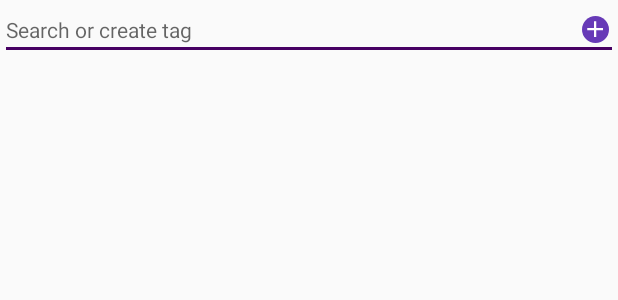
After one commit to liueq/Keyper, an Android app: the layout dialog_choose_tag.xml on its own in the app's theme, with its tools: preview values and no code run, on a phone screen of 412 x 824 dp. The commit adds this screen. Shown: the top 300 px of the screen. Run offline under Robolectric (Android 15) with nearby library versions, the phone set to English and light mode, and no system bars.

Commit message:
TagDialog 布局完成，还未添加功能

```diff
--- /dev/null
+++ b/app/src/main/res/layout/dialog_choose_tag.xml
@@ -0,0 +1,48 @@
+<?xml version="1.0" encoding="utf-8"?>
+<LinearLayout xmlns:android="http://schemas.android.com/apk/res/android"
+              xmlns:tools="http://schemas.android.com/tools"
+              android:orientation="vertical"
+              android:layout_width="match_parent"
+              android:layout_height="match_parent">
+
+    <LinearLayout
+        android:id="@+id/ll_container"
+        android:layout_width="match_parent"
+        android:layout_height="360dp"
+        android:orientation="vertical">
+
+        <RelativeLayout
+            android:layout_width="match_parent"
+            android:layout_height="wrap_content">
+
+            <EditText
+                android:id="@+id/et_tag"
+                android:layout_width="match_parent"
+                android:layout_height="wrap_content"
+                android:layout_centerInParent="true"
+                android:textSize="@dimen/body_1_regular"
+                android:maxLines="1"
+                android:hint="@string/choose_tag_hint"/>
+
+            <ImageView
+                android:id="@+id/iv_add_tag"
+                android:layout_width="wrap_content"
+                android:layout_height="wrap_content"
+                android:layout_alignParentRight="true"
+                android:layout_centerVertical="true"
+                android:layout_marginLeft="6dp"
+                android:layout_marginRight="6dp"
+                android:src="@mipmap/ic_add_white_18dp"
+                android:background="@drawable/shape_round_rect"
+                android:visibility="gone"
+                tools:visibility="visible"
+                />
+        </RelativeLayout>
+
+        <android.support.v7.widget.RecyclerView
+            android:id="@+id/recycler_tag"
+            android:layout_width="match_parent"
+            android:layout_height="match_parent"/>
+
+    </LinearLayout>
+</LinearLayout>
--- a/app/src/main/res/values/strings.xml
+++ b/app/src/main/res/values/strings.xml
@@ -30,6 +30,9 @@
     <string name="status_saved">SAVED</string>
     <string name="warning_site_not_null">Site can not be NULL</string>
 
+    <string name="choose_tag_hint">Search or create tag</string>
+    <string name="choose_tag_dialog_title">Tag</string>
+
     <!-- Welcome -->
     <string name="first_pwd">Password required</string>
     <string name="sec_pwd">Password repeat</string>
```
Also changed, not shown: app/src/main/java/com/liueq/testdagger/ui/accountdetail/AccountDetailFragment.java (+8 -2 lines), app/src/main/java/com/liueq/testdagger/ui/accountdetail/ChooseTagDialog.java (added, +97 -0 lines), app/src/main/java/com/liueq/testdagger/ui/common/SimpleRecyclerAdapter.java (added, +76 -0 lines).
